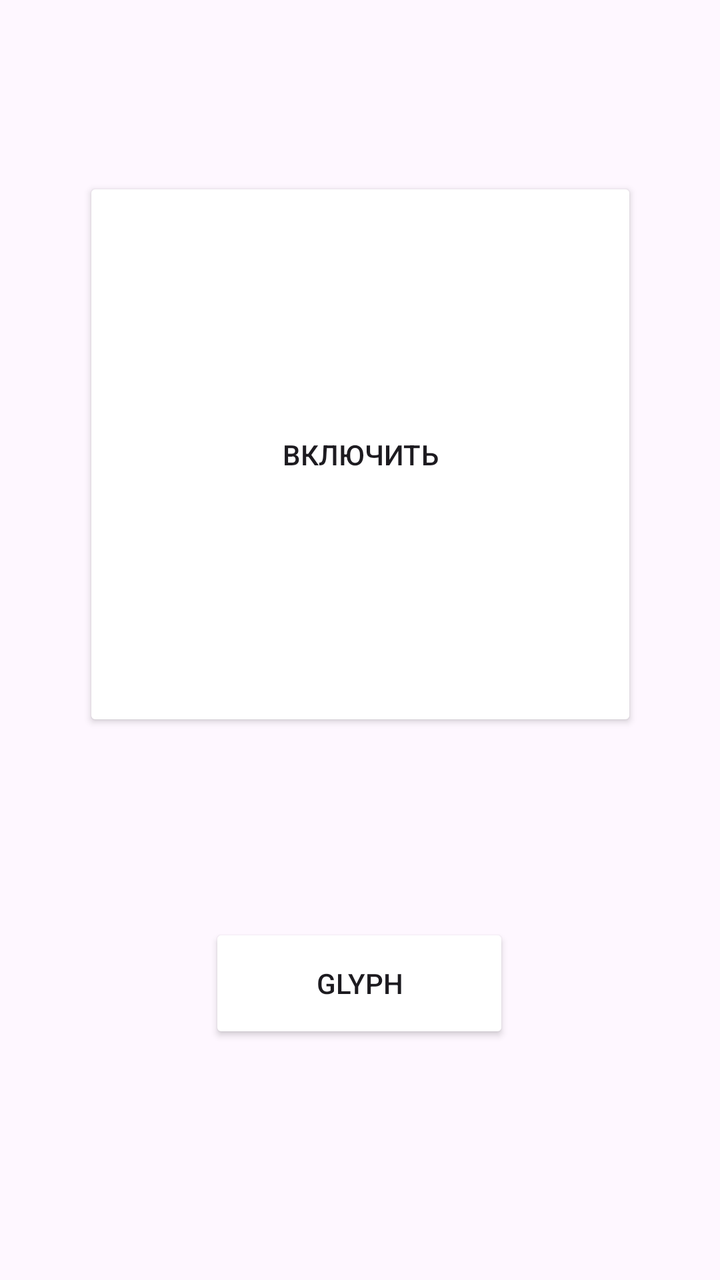
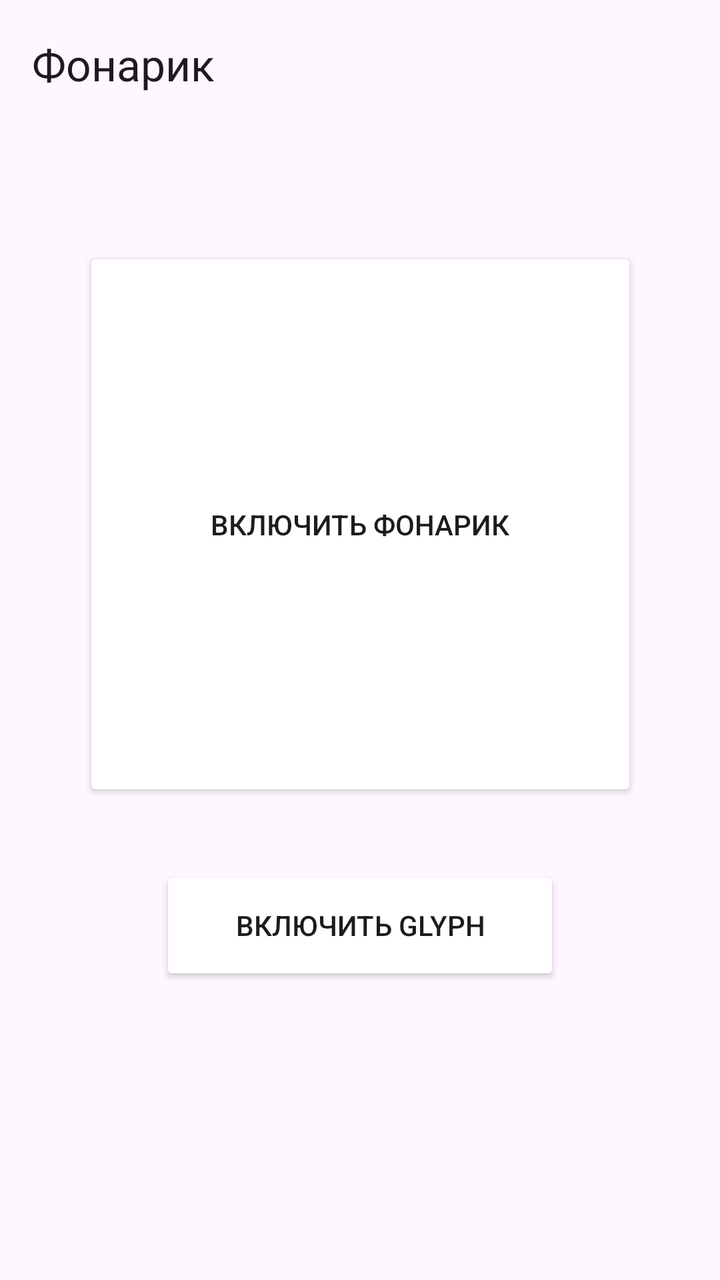

Two renders of the same Android screen: before a commit and after it. Below are the layout's source before the change and the commit's diff.
<!-- AndroidManifest.xml: activity theme Theme.FlashLight -->
<!-- res/layout/activity_main.xml -->
<?xml version="1.0" encoding="utf-8"?>
<androidx.constraintlayout.widget.ConstraintLayout
    xmlns:android="http://schemas.android.com/apk/res/android"
    xmlns:app="http://schemas.android.com/apk/res-auto"
    xmlns:tools="http://schemas.android.com/tools"
    android:id="@+id/main"
    android:layout_width="match_parent"
    android:layout_height="match_parent"
    android:fitsSystemWindows="true"
    tools:context=".MainActivity">

    <Button
        android:id="@+id/button_flashlight"
        android:layout_width="277dp"
        android:layout_height="277dp"
        android:layout_gravity="center"
        app:backgroundTint="@color/white"
        android:text="Включить"
        app:layout_constraintBottom_toBottomOf="parent"
        app:layout_constraintEnd_toEndOf="parent"
        app:layout_constraintStart_toStartOf="parent"
        app:layout_constraintTop_toTopOf="parent"
        app:layout_constraintVertical_bias="0.244" />

    <Button
        android:id="@+id/button_glyph"
        android:layout_width="150dp"
        android:layout_height="60dp"
        android:layout_marginTop="96dp"
        android:text="Glyph"
        app:backgroundTint="@color/white"
        app:layout_constraintEnd_toEndOf="parent"
        app:layout_constraintHorizontal_bias="0.498"
        app:layout_constraintStart_toStartOf="parent"
        app:layout_constraintTop_toBottomOf="@id/button_flashlight" />


</androidx.constraintlayout.widget.ConstraintLayout>
<!-- resources referenced by this layout -->
<resources>
  <color name="white">#FFFFFFFF</color>
  <style name="Theme.FlashLight" parent="Base.Theme.FlashLight" />
  <style name="Base.Theme.FlashLight" parent="Theme.Material3.DayNight.NoActionBar">
          
          
      </style>
</resources>

<!-- the commit's change to res/layout/activity_main.xml (unified diff, before → after) -->
@@ -9,28 +9,36 @@
     android:fitsSystemWindows="true"
     tools:context=".MainActivity">
 
+    <com.google.android.material.appbar.MaterialToolbar
+        android:id="@+id/toolbar"
+        android:layout_width="match_parent"
+        android:layout_height="?attr/actionBarSize"
+        app:title="Фонарик"
+        app:layout_constraintTop_toTopOf="parent"
+        app:layout_constraintStart_toStartOf="parent"
+        app:layout_constraintEnd_toEndOf="parent" />
+
     <Button
         android:id="@+id/button_flashlight"
         android:layout_width="277dp"
         android:layout_height="277dp"
         android:layout_gravity="center"
         app:backgroundTint="@color/white"
-        android:text="Включить"
+        android:text="Включить фонарик"
         app:layout_constraintBottom_toBottomOf="parent"
         app:layout_constraintEnd_toEndOf="parent"
         app:layout_constraintStart_toStartOf="parent"
-        app:layout_constraintTop_toTopOf="parent"
-        app:layout_constraintVertical_bias="0.244" />
+        app:layout_constraintTop_toBottomOf="@id/toolbar"
+        app:layout_constraintVertical_bias="0.2" />
 
     <Button
         android:id="@+id/button_glyph"
-        android:layout_width="150dp"
+        android:layout_width="200dp"
         android:layout_height="60dp"
-        android:layout_marginTop="96dp"
-        android:text="Glyph"
+        android:layout_marginTop="32dp"
+        android:text="Включить Glyph"
         app:backgroundTint="@color/white"
         app:layout_constraintEnd_toEndOf="parent"
-        app:layout_constraintHorizontal_bias="0.498"
         app:layout_constraintStart_toStartOf="parent"
         app:layout_constraintTop_toBottomOf="@id/button_flashlight" />
 
